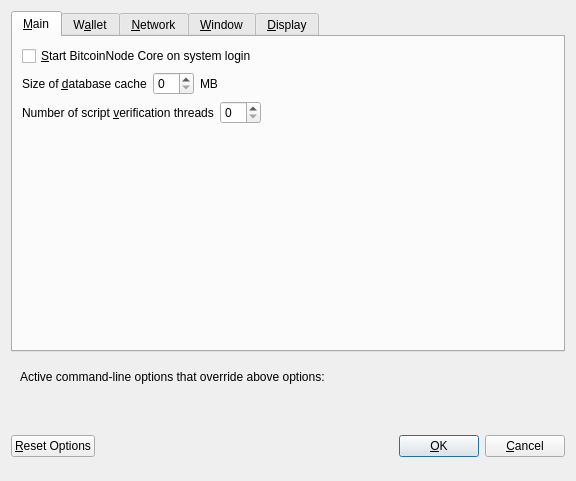
Above: src/qt/forms/optionsdialog.ui from modcrypto/bitnexus before the change. Below: the same form after it.
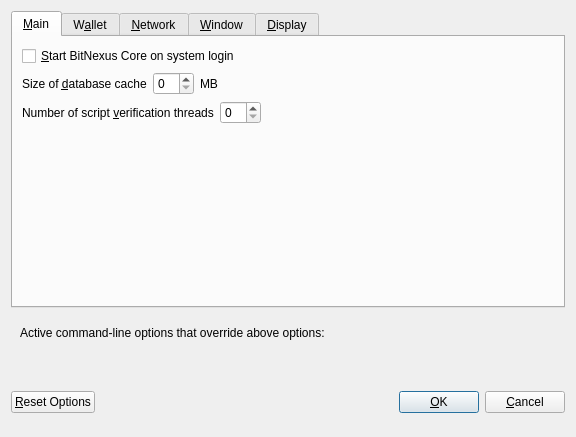
That is the form after the change. Custom widgets are drawn as their Qt base class.

Commit message: Reband to BitNexus

The edit to the form file:
```diff
--- a/src/qt/forms/optionsdialog.ui
+++ b/src/qt/forms/optionsdialog.ui
@@ -7,15 +7,12 @@
     <x>0</x>
     <y>0</y>
     <width>576</width>
-    <height>481</height>
+    <height>402</height>
    </rect>
   </property>
   <property name="windowTitle">
    <string>Options</string>
   </property>
-  <property name="styleSheet">
-   <string notr="true"/>
-  </property>
   <property name="modal">
    <bool>true</bool>
   </property>
@@ -36,7 +33,7 @@
           <string>Automatically start BitcoinNode Core after logging in to the system.</string>
          </property>
          <property name="text">
-          <string>&amp;Start BitcoinNode Core on system login</string>
+          <string>&amp;Start BitNexus Core on system login</string>
          </property>
         </widget>
        </item>
```
Left out of the diff: 14 changed lines with no effect on the pictures. The commit also changes 820 other files.
